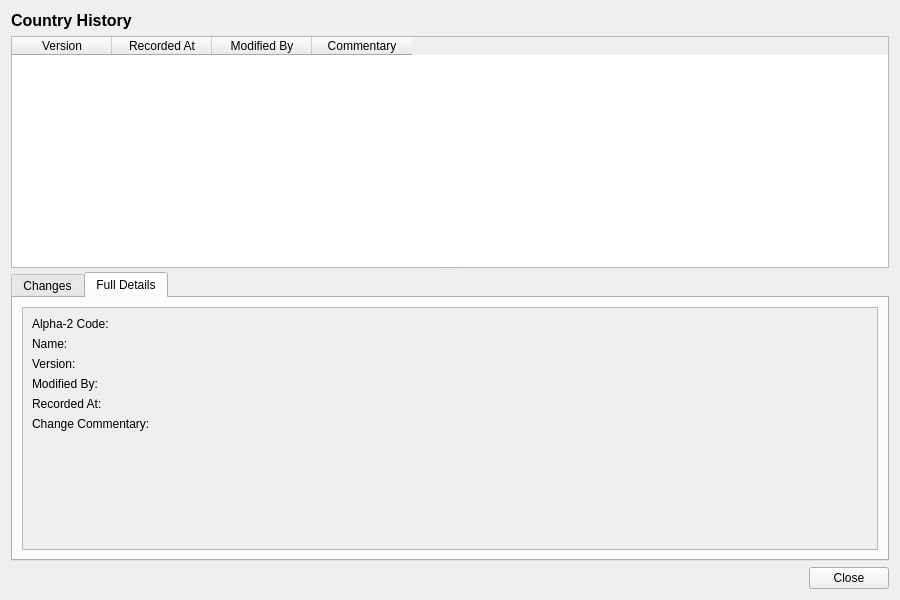
Old version of the form projects/ores.qt/refdata/ui/CountryHistoryDialog.ui in the repository OreStudio/OreStudio.
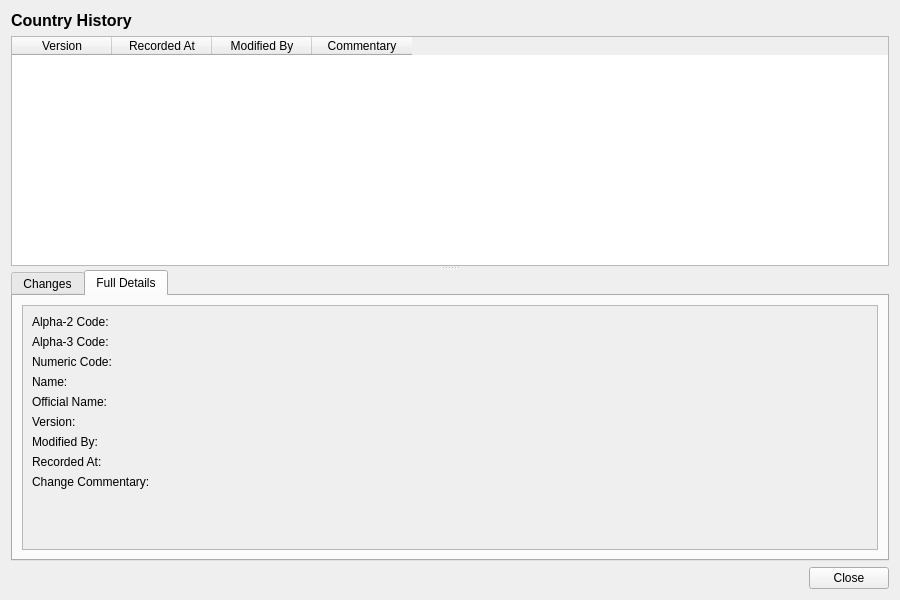
New version of the form. The open tabs and pages were chosen to show the change.

Commit message:
[refdata] Show all country fields in the detail dialog
country.org's Qt detail-fields table listed only alpha2_code and name, so
the generated detail dialog omitted alpha3_code, numeric_code and
official_name (all present in the list view). Add the three missing
fields (line edits, required) so the detail dialog round-trips the full
record. Regenerated country dialog.

```diff
--- a/projects/ores.qt/refdata/ui/CountryHistoryDialog.ui
+++ b/projects/ores.qt/refdata/ui/CountryHistoryDialog.ui
@@ -164,69 +164,111 @@
                 </widget>
                </item>
                <item row="1" column="0">
+                <widget class="QLabel" name="alpha3_codeLabel">
+                 <property name="text">
+                  <string>Alpha-3 Code:</string>
+                 </property>
+                </widget>
+               </item>
+               <item row="1" column="1">
+                <widget class="QLabel" name="alpha3CodeValue">
+                 <property name="text">
+                  <string/>
+                 </property>
+                </widget>
+               </item>
+               <item row="2" column="0">
+                <widget class="QLabel" name="numeric_codeLabel">
+                 <property name="text">
+                  <string>Numeric Code:</string>
+                 </property>
+                </widget>
+               </item>
+               <item row="2" column="1">
+                <widget class="QLabel" name="numericCodeValue">
+                 <property name="text">
+                  <string/>
+                 </property>
+                </widget>
+               </item>
+               <item row="3" column="0">
                 <widget class="QLabel" name="nameLabel">
                  <property name="text">
                   <string>Name:</string>
                  </property>
                 </widget>
                </item>
-               <item row="1" column="1">
+               <item row="3" column="1">
                 <widget class="QLabel" name="nameValue">
                  <property name="text">
                   <string/>
                  </property>
                 </widget>
                </item>
-               <item row="2" column="0">
+               <item row="4" column="0">
+                <widget class="QLabel" name="official_nameLabel">
+                 <property name="text">
+                  <string>Official Name:</string>
+                 </property>
+                </widget>
+               </item>
+               <item row="4" column="1">
+                <widget class="QLabel" name="officialNameValue">
+                 <property name="text">
+                  <string/>
+                 </property>
+                </widget>
+               </item>
+               <item row="5" column="0">
                 <widget class="QLabel" name="versionNumberLabel">
                  <property name="text">
                   <string>Version:</string>
                  </property>
                 </widget>
                </item>
-               <item row="2" column="1">
+               <item row="5" column="1">
                 <widget class="QLabel" name="versionNumberValue">
                  <property name="text">
                   <string/>
                  </property>
                 </widget>
                </item>
-               <item row="3" column="0">
+               <item row="6" column="0">
                 <widget class="QLabel" name="modifiedByLabel">
                  <property name="text">
                   <string>Modified By:</string>
                  </property>
                 </widget>
                </item>
-               <item row="3" column="1">
+               <item row="6" column="1">
                 <widget class="QLabel" name="modifiedByValue">
                  <property name="text">
                   <string/>
                  </property>
                 </widget>
                </item>
-               <item row="4" column="0">
+               <item row="7" column="0">
                 <widget class="QLabel" name="recordedAtLabel">
                  <property name="text">
                   <string>Recorded At:</string>
                  </property>
                 </widget>
                </item>
-               <item row="4" column="1">
+               <item row="7" column="1">
                 <widget class="QLabel" name="recordedAtValue">
                  <property name="text">
                   <string/>
                  </property>
                 </widget>
                </item>
-               <item row="5" column="0">
+               <item row="8" column="0">
                 <widget class="QLabel" name="changeCommentaryLabel">
                  <property name="text">
                   <string>Change Commentary:</string>
                  </property>
                 </widget>
                </item>
-               <item row="5" column="1">
+               <item row="8" column="1">
                 <widget class="QLabel" name="changeCommentaryValue">
                  <property name="text">
                   <string/>
```
The commit also changes 4 other files.
